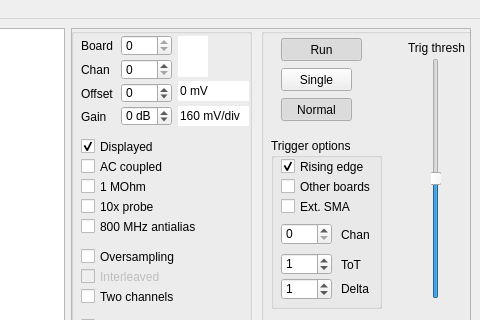
drandyhaas/HaasoscopePro, file software/HaasoscopePro.ui: the form before one commit; both pictures show x 741 to 1221 and y 0 to 320 of the 1221 by 800 pixel window.
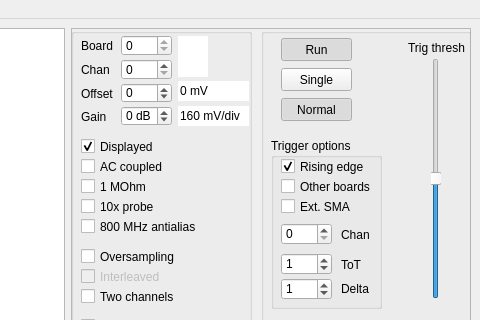
The form after the commit. Custom widgets are drawn as their Qt base class.

Commit message: Organize a little, QPushbutton

```diff
--- a/software/HaasoscopePro.ui
+++ b/software/HaasoscopePro.ui
@@ -236,7 +236,7 @@
          <rect>
           <x>20</x>
           <y>10</y>
-          <width>81</width>
+          <width>71</width>
           <height>23</height>
          </rect>
         </property>
```
